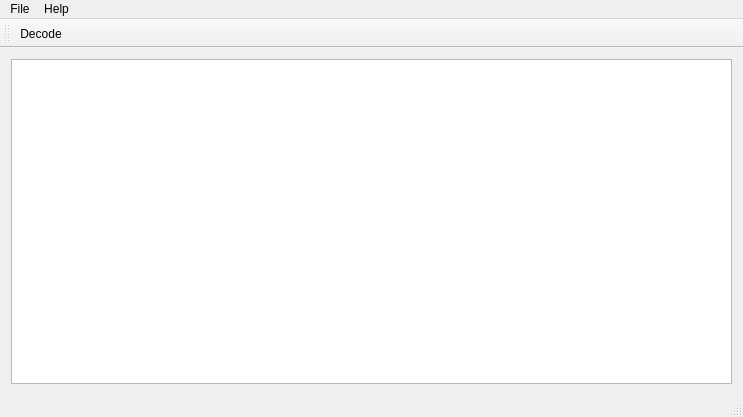
The window that mainwindow.ui (csete/qtmm) describes before a commit, drawn with Qt 5.
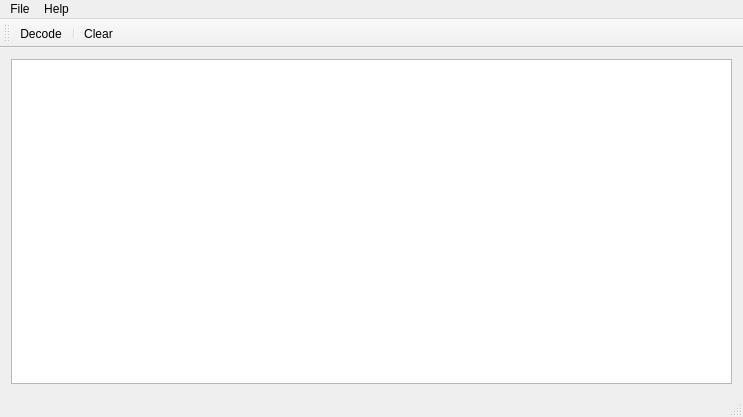
The same window after the commit. Icons and pictures are not drawn.

Commit message: Add action to clear contents of packet viewer.

Diff of the .ui file:
```diff
--- a/mainwindow.ui
+++ b/mainwindow.ui
@@ -13,6 +13,15 @@
   <property name="windowTitle">
    <string>AFSK1200 Decoder</string>
   </property>
+  <property name="iconSize">
+   <size>
+    <width>32</width>
+    <height>32</height>
+   </size>
+  </property>
+  <property name="toolButtonStyle">
+   <enum>Qt::ToolButtonFollowStyle</enum>
+  </property>
   <property name="unifiedTitleAndToolBarOnMac">
    <bool>true</bool>
   </property>
@@ -60,6 +69,9 @@
    <property name="allowedAreas">
     <set>Qt::BottomToolBarArea|Qt::TopToolBarArea</set>
    </property>
+   <property name="toolButtonStyle">
+    <enum>Qt::ToolButtonFollowStyle</enum>
+   </property>
    <attribute name="toolBarArea">
     <enum>TopToolBarArea</enum>
    </attribute>
@@ -67,6 +79,8 @@
     <bool>false</bool>
    </attribute>
    <addaction name="actionDecode"/>
+   <addaction name="separator"/>
+   <addaction name="actionClear"/>
   </widget>
   <widget class="QStatusBar" name="statusBar"/>
   <action name="actionDecode">
@@ -115,6 +129,18 @@
     <string>Ctrl+S</string>
    </property>
   </action>
+  <action name="actionClear">
+   <property name="icon">
+    <iconset resource="qmm.qrc">
+     <normaloff>:/icons/icons/clear.png</normaloff>:/icons/icons/clear.png</iconset>
+   </property>
+   <property name="text">
+    <string>Clear</string>
+   </property>
+   <property name="toolTip">
+    <string>Clear the received packets</string>
+   </property>
+  </action>
  </widget>
  <layoutdefault spacing="6" margin="11"/>
  <resources/>
```
Left out of the diff: 10 changed lines with no effect on the pictures. The commit also changes 2 other files.
